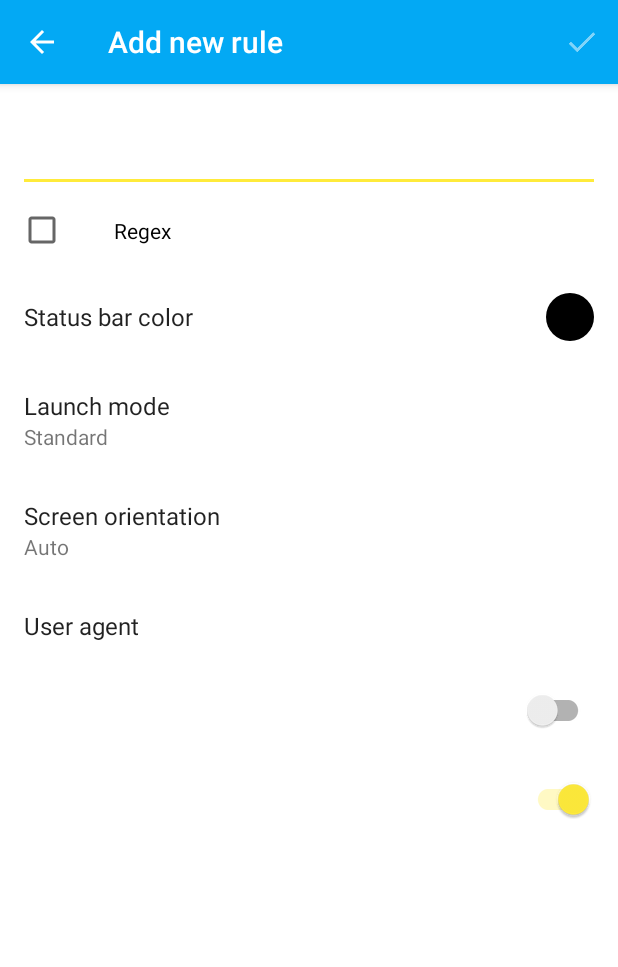
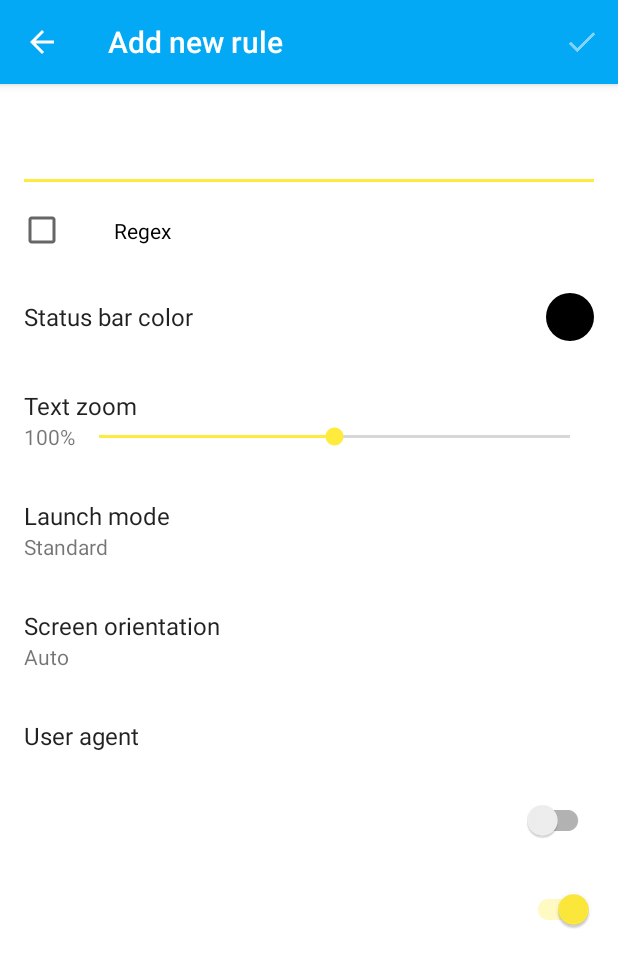
Before and after one commit to drunlin/webappbox, an Android app: the fragment RuleEditorFragment placed in its activity, on a phone screen of 412 x 824 dp. Shown: the top 967 px of the screen. Run offline under Robolectric (Android 15) with nearby library versions, the phone set to English and light mode, and no system bars; our stand-ins replace Dagger/Hilt's generated code, data binding; libraries missing offline, so code that uses them is left out: com.jakewharton.rxbinding, rx.android.schedulers, rx.schedulers; 14 statements that could not run were skipped.

Commit message:
Add text zoom option

```diff
--- a/app/build.gradle
+++ b/app/build.gradle
@@ -11,8 +11,8 @@ android {
         applicationId "com.github.drunlin.webappbox"
         minSdkVersion 16
         targetSdkVersion 28
-        versionCode 3
-        versionName "1.2"
+        versionCode 4
+        versionName "1.3"
 
         testInstrumentationRunner "android.support.test.runner.AndroidJUnitRunner"
     }
--- a/app/src/main/java/com/github/drunlin/webappbox/common/Constants.kt
+++ b/app/src/main/java/com/github/drunlin/webappbox/common/Constants.kt
@@ -37,3 +37,4 @@ val PREF_FULL_SCREEN = "full_screen"
 val PREF_CLEAR_DATA = "clear_data"
 val PREF_CLEAR_CACHE = "clear_cache"
 val PREF_LAUNCH_MODE = "launch_mode"
+val PREF_TEXT_ZOOM = "text_zoom"
--- a/app/src/main/java/com/github/drunlin/webappbox/data/Rule.kt
+++ b/app/src/main/java/com/github/drunlin/webappbox/data/Rule.kt
@@ -3,6 +3,7 @@ package com.github.drunlin.webappbox.data
 data class Rule(override var id: Long,
                 var pattern: URLPattern,
                 var color: Int,
+                var textZoom: Int,
                 var launchMode: LaunchMode,
                 var orientation: Orientation,
                 var fullScreen: Boolean,
--- a/app/src/main/java/com/github/drunlin/webappbox/fragment/RuleEditorFragment.kt
+++ b/app/src/main/java/com/github/drunlin/webappbox/fragment/RuleEditorFragment.kt
@@ -4,6 +4,7 @@ import android.databinding.ViewDataBinding
 import android.os.Build
 import android.os.Bundle
 import android.view.View
+import android.widget.SeekBar
 import com.github.drunlin.webappbox.BR
 import com.github.drunlin.webappbox.R
 import com.github.drunlin.webappbox.common.BUNDLE_UA
@@ -62,6 +63,16 @@ class RuleEditorFragment(id: Long?) : EditorFragment<Rule>(id),
         editor.onStateChange = { confirmMenu?.isEnabled = it }
         editor.isExisted = { v, b -> ruleManager.isExited(v, b) }
 
+        textZoomSeekBar.setOnSeekBarChangeListener(object : SeekBar.OnSeekBarChangeListener {
+            override fun onProgressChanged(seekBar: SeekBar?, progress: Int, fromUser: Boolean) = Unit
+
+            override fun onStartTrackingTouch(seekBar: SeekBar?) = Unit
+
+            override fun onStopTrackingTouch(seekBar: SeekBar) {
+                textZoomText.text = getString(R.string.text_zoom_summary, seekBar.progress)
+            }
+        })
+
         if (Build.VERSION.SDK_INT >= Build.VERSION_CODES.KITKAT)
             colorItem.setOnClickListener { showDialog(ColorPickerFragment(colorView.color)) }
         else
@@ -74,7 +85,7 @@ class RuleEditorFragment(id: Long?) : EditorFragment<Rule>(id),
     }
 
     private fun updateUserAgentSummary() {
-        (binding as FragmentRuleEditorBinding).userAgentItem!!.summary = userAgent?.name
+        (binding as FragmentRuleEditorBinding).userAgentItem.summary = userAgent?.name
     }
 
     override fun onConfigureView(data: Rule) {
@@ -97,13 +108,14 @@ class RuleEditorFragment(id: Long?) : EditorFragment<Rule>(id),
         val pattern = editor.value
         val regex = editor.regex
         val color = colorView.color
+        val tz = textZoomSeekBar.progress
         val lm = LaunchMode.valueOf(launchModeSpinner.value)
         val so = Orientation.valueOf(orientationSpinner.value)
         val ua = userAgent ?: data?.userAgent ?: userAgents.getOrNull(0)
         val fs = fullScreenItem.switcher.isChecked
         val js = enableJavascriptItem.switcher.isChecked
 
-        id?.run { ruleManager.update(this, pattern, regex, color, lm, so, fs, ua, js) }
-                ?: ruleManager.insert(pattern, regex, color, lm, so, fs, ua, js)
+        id?.run { ruleManager.update(this, pattern, regex, color, tz, lm, so, fs, ua, js) }
+                ?: ruleManager.insert(pattern, regex, color, tz, lm, so, fs, ua, js)
     }
 }
--- a/app/src/main/java/com/github/drunlin/webappbox/fragment/WebappWindowFragment.kt
+++ b/app/src/main/java/com/github/drunlin/webappbox/fragment/WebappWindowFragment.kt
@@ -395,6 +395,7 @@ class WebappWindowFragment() : Fragment(), DownloadListener, OnKeyListener, OnGl
 
             updateSystemUi(url)
 
+            view.settings.textZoom = rule!!.textZoom
             view.settings.userAgentString = rule!!.userAgent.value
             view.settings.javaScriptEnabled = rule!!.jsEnabled
 
--- a/app/src/main/java/com/github/drunlin/webappbox/model/PreferenceModel.kt
+++ b/app/src/main/java/com/github/drunlin/webappbox/model/PreferenceModel.kt
@@ -33,6 +33,7 @@ class PreferenceModel : Injectable, SharedPreferences.OnSharedPreferenceChangeLi
                 val orientation = Orientation.valueOf(
                         preferences.getString(PREF_ORIENTATION, Orientation.NORMAL.name))
                 _defaultRule = Rule(-1, URLPattern(), preferences.getInt(PREF_COLOR, Color.BLACK),
+                        preferences.getInt(PREF_TEXT_ZOOM, 100),
                         launchMode, orientation, preferences.getBoolean(PREF_FULL_SCREEN, false),
                         userAgent, preferences.getBoolean(PREF_ENABLE_JS, true))
             }
--- a/app/src/main/res/layout/fragment_rule_editor.xml
+++ b/app/src/main/res/layout/fragment_rule_editor.xml
@@ -36,6 +36,35 @@
                 android:layout_gravity="right|center_vertical"
                 app:color="@{rule != null ? rule.color : @android:color/black}"/>
         </FrameLayout>
+        <LinearLayout
+            android:layout_width="match_parent"
+            android:layout_height="wrap_content"
+            android:orientation="vertical"
+            style="@style/ListPreferredItem">
+            <TextView
+                android:layout_width="match_parent"
+                android:layout_height="wrap_content"
+                android:text="@string/text_zoom"
+                style="@style/ListItemTitle"/>
+            <LinearLayout
+                android:layout_width="match_parent"
+                android:layout_height="wrap_content"
+                android:gravity="center_vertical">
+                <TextView
+                    android:id="@+id/textZoomText"
+                    android:layout_width="wrap_content"
+                    android:layout_height="wrap_content"
+                    android:text="@{@string/text_zoom_summary(rule != null ? rule.textZoom : 100)}"
+                    tools:text="100%"
+                    style="@style/ListItemSummary"/>
+                <SeekBar
+                    android:id="@+id/textZoomSeekBar"
+                    android:layout_width="match_parent"
+                    android:layout_height="wrap_content"
+                    android:max="200"
+                    android:progress="@{rule != null ? rule.textZoom : 100}"/>
+            </LinearLayout>
+        </LinearLayout>
         <com.github.drunlin.webappbox.widget.AppSpinner
             android:id="@+id/launchModeSpinner"
             android:layout_width="match_parent"
--- a/app/src/main/res/values/strings.xml
+++ b/app/src/main/res/values/strings.xml
@@ -78,7 +78,7 @@
     <string name="ok">OK</string>
     <string name="add">Add</string>
     <string name="version">Version</string>
-    <string name="version_code" translatable="false">1.2</string>
+    <string name="version_code" translatable="false">1.3</string>
     <string name="github" translatable="false">Github</string>
     <string name="project_homepage" translatable="false">https://github.com/drunlin/webappbox</string>
     <string name="developer">Developer</string>
@@ -106,4 +106,6 @@
     <string name="pattern_summary">Links that are not matched are opened in other apps</string>
     <string name="rule_summary">Set special rules for pages</string>
     <string name="preview">Preview</string>
+    <string name="text_zoom">Text zoom</string>
+    <string name="text_zoom_summary" translatable="false">%d%%</string>
 </resources>
```
Also changed, not shown: app/src/main/java/com/github/drunlin/webappbox/fragment/PreferencesFragment.kt (+12 -0 lines), app/src/main/java/com/github/drunlin/webappbox/model/DatabaseManager.kt (+11 -6 lines), app/src/main/java/com/github/drunlin/webappbox/model/RuleManager.kt (+4 -3 lines), app/src/main/res/xml/settings.xml (+10 -3 lines), 2 other files.
